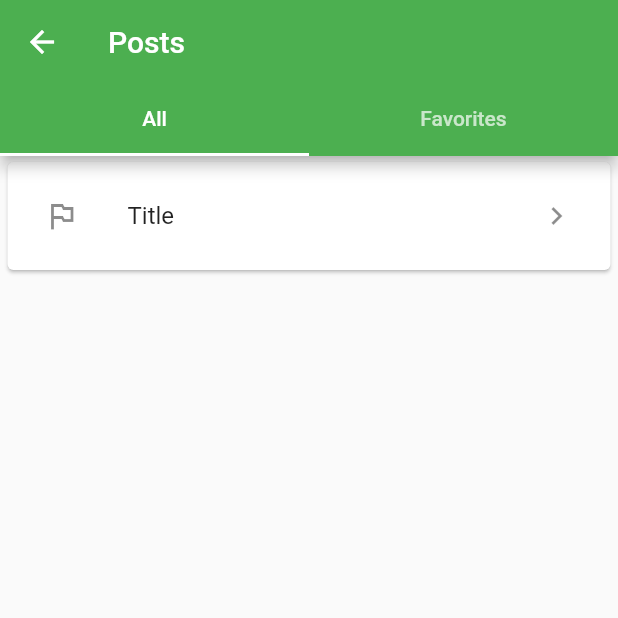
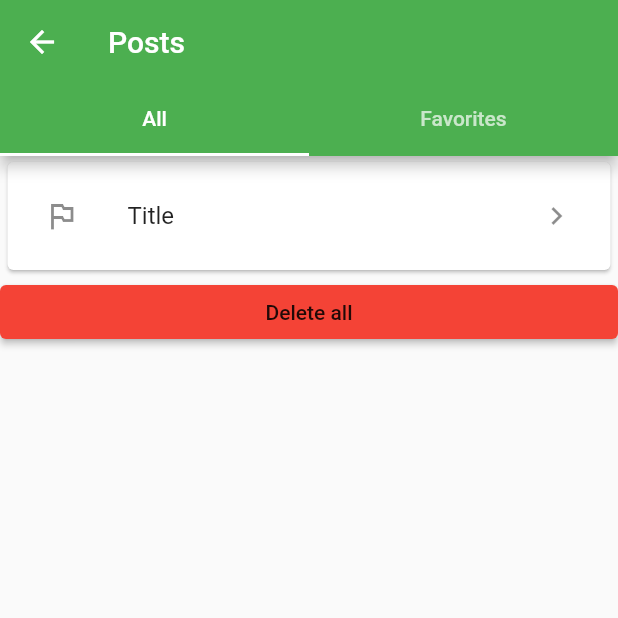
Before and after one commit to Ryss-D/posts_reader, a Flutter app: the PostsListScreen screen opened by its route, on a phone screen of 412 x 824 dp, the top half of it. Run offline on Flutter 3.47's test engine with Material 2 defaults, Android fonts, the phone set to English and light mode, and no system bars; our stand-ins replace sqflite; accounts and stored records are empty.

Commit message:
feat: added delete all post adaptative button

```diff
--- a/lib/main.dart
+++ b/lib/main.dart
@@ -24,8 +24,8 @@
         theme: ThemeData(
           primarySwatch: Colors.green,
         ),
-        //home: PostsListScreen(),
-        home: PostDetailScreen(),
+        home: PostsListScreen(),
+        //home: PostDetailScreen(),
         routes: {
           PostsListScreen.routeName: (context) => PostsListScreen(),
           PostDetailScreen.routeName: (context) => PostDetailScreen(),
--- a/lib/presentation/screens/post_detail.dart
+++ b/lib/presentation/screens/post_detail.dart
@@ -21,6 +21,16 @@
     return Scaffold(
       appBar: AppBar(
         title: Text('Title'),
+        actions: [
+          IconButton(
+            onPressed: () {},
+            icon: Icon(Icons.star),
+          ),
+          IconButton(
+            onPressed: () {},
+            icon: Icon(Icons.delete),
+          ),
+        ],
       ),
       body: Column(
         children: [
--- a/lib/presentation/screens/posts_list_screen.dart
+++ b/lib/presentation/screens/posts_list_screen.dart
@@ -1,4 +1,5 @@
 import 'package:flutter/material.dart';
+import 'package:posts_reader/presentation/widgets/posts_eraser.dart';
 import 'package:provider/provider.dart';
 
 import '../../business_logic/providers/posts.dart';
@@ -52,11 +53,27 @@
                     return Center(child: Text('An error occurred'));
                     //TODO: Error handling
                   } else {
-                    return Consumer<Posts>(
-                      builder: (ctx, postsData, child) => ListView.builder(
-                          itemBuilder: (context, index) => PostsListItem(
-                              description: postsData.posts[index].title),
-                          itemCount: postsData.posts.length),
+                    return RefreshIndicator(
+                      onRefresh: () => Provider.of<Posts>(context).fetchPosts(),
+                      child: Column(
+                        children: [
+                          Container(
+                            height: 80,
+                            child: Consumer<Posts>(
+                              builder: (ctx, postsData, child) =>
+                                  ListView.builder(
+                                      itemBuilder: (context, index) =>
+                                          PostsListItem(
+                                              description:
+                                                  postsData.posts[index].title),
+                                      itemCount: postsData.posts.length),
+                            ),
+                          ),
+                          PostsEraser(
+                            deleteFuction: () {},
+                          )
+                        ],
+                      ),
                     );
                   }
                 }
--- a/lib/presentation/widgets/post_comments.dart
+++ b/lib/presentation/widgets/post_comments.dart
@@ -18,7 +18,7 @@
             child: Text('COMMENTS'),
           ),
           Container(
-            height: 30,
+            height: 60,
             child: ListView.builder(
               itemBuilder: (context, index) {
                 return Card(
--- /dev/null
+++ b/lib/presentation/widgets/posts_eraser.dart
@@ -0,0 +1,41 @@
+import 'dart:io';
+
+import 'package:flutter/material.dart';
+
+class PostsEraser extends StatelessWidget {
+  final VoidCallback deleteFuction;
+  PostsEraser({required this.deleteFuction});
+
+  @override
+  Widget build(BuildContext context) {
+    return Platform.isIOS
+        ? Row(
+            mainAxisAlignment: MainAxisAlignment.end,
+            children: [
+              Padding(
+                padding: const EdgeInsets.all(8.0),
+                child: FloatingActionButton(
+                  backgroundColor: Colors.red,
+                  child: Icon(Icons.delete),
+                  onPressed: deleteFuction,
+                ),
+              ),
+            ],
+          )
+        : ElevatedButton(
+            style: ElevatedButton.styleFrom(primary: Colors.red),
+            child: Container(
+              color: Colors.red,
+              width: double.infinity,
+              child: Center(
+                child: Text(
+                  'Delete all',
+                  style: Theme.of(context).textTheme.button,
+                ),
+              ),
+            ),
+            //style: color text purple,
+            onPressed: deleteFuction,
+          );
+  }
+}
```
